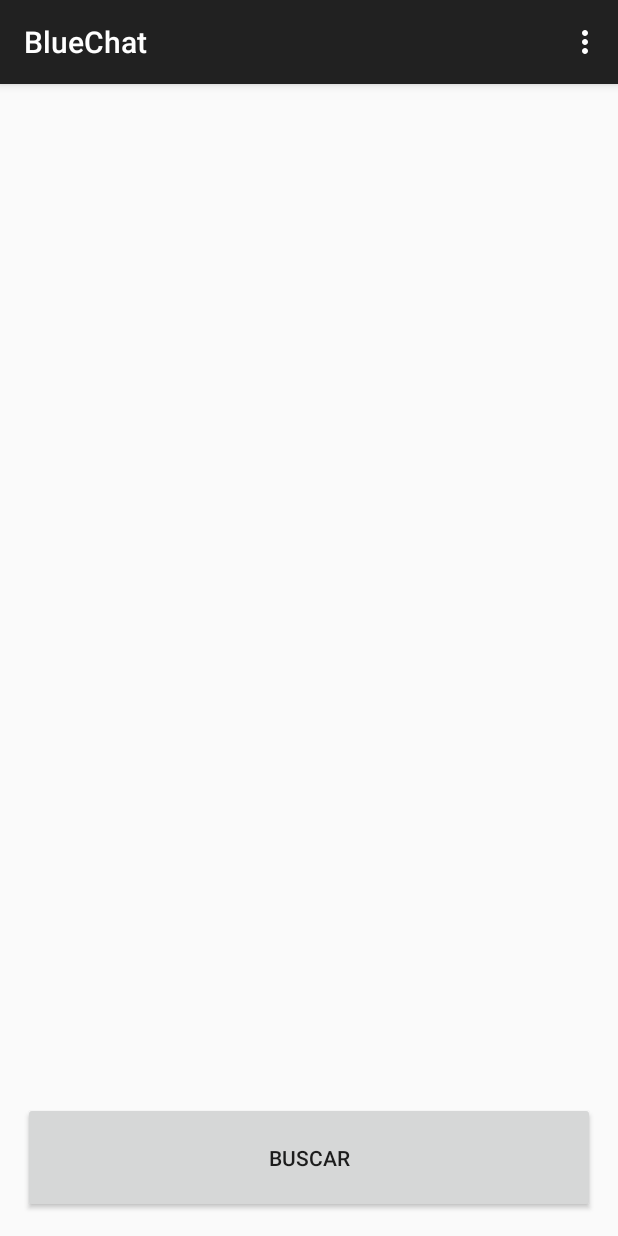
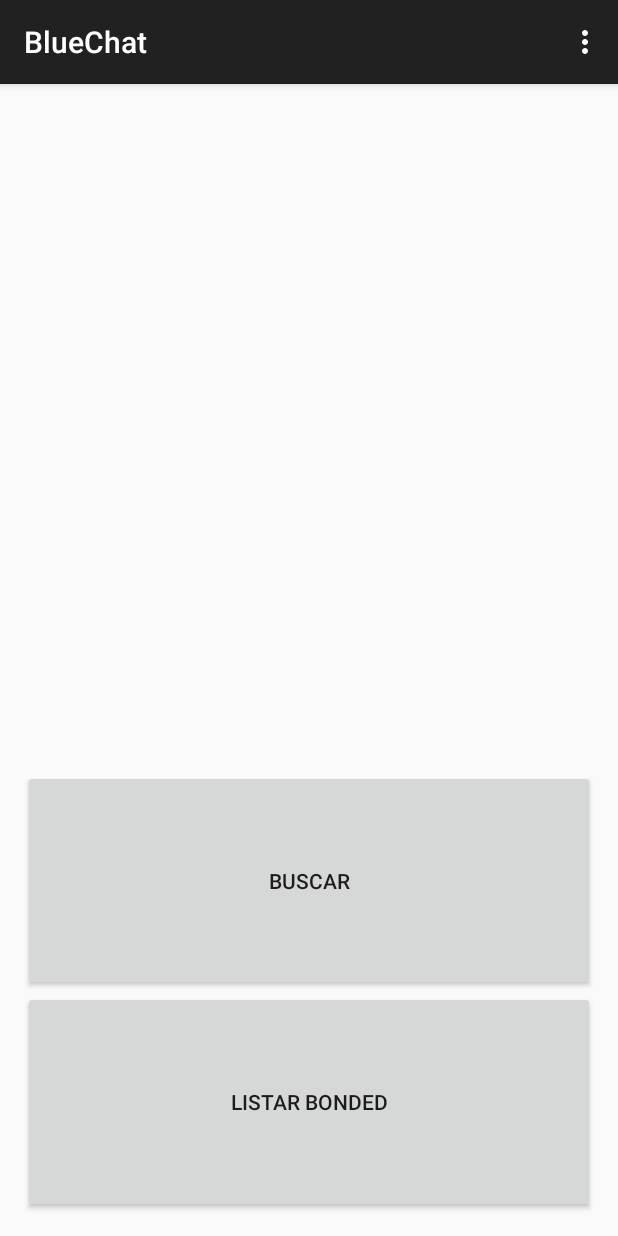
Before and after one commit to jbianciotto/blueChat, an Android app: the screen it shows after launch (HomeActivity), on a phone screen of 412 x 824 dp. Run offline under Robolectric (Android 15) with nearby library versions, the phone set to English and light mode, and no system bars.

Commit message:
listar bonded

```diff
--- a/app/src/main/AndroidManifest.xml
+++ b/app/src/main/AndroidManifest.xml
@@ -5,7 +5,7 @@
     <uses-permission android:name="android.permission.BLUETOOTH"/>
     <uses-permission android:name="android.permission.BLUETOOTH_ADMIN"/>
 
-    <uses-feature android:name="android.hardware.bluetooth_le" android:required="true"/>
+    <uses-feature android:name="android.hardware.bluetooth_le" android:required="false"/>
 
     <application
         android:allowBackup="true"
--- a/app/src/main/java/com/globallogic/bluechat/HomeFragment.java
+++ b/app/src/main/java/com/globallogic/bluechat/HomeFragment.java
@@ -1,5 +1,6 @@
 package com.globallogic.bluechat;
 
+import android.app.Fragment;
 import android.bluetooth.BluetoothAdapter;
 import android.bluetooth.BluetoothDevice;
 import android.bluetooth.BluetoothManager;
@@ -8,7 +9,6 @@ import android.content.Context;
 import android.content.Intent;
 import android.content.IntentFilter;
 import android.os.Bundle;
-import android.support.v4.app.Fragment;
 import android.view.LayoutInflater;
 import android.view.View;
 import android.view.ViewGroup;
@@ -17,6 +17,7 @@ import android.widget.Button;
 import android.widget.ListView;
 
 import java.util.ArrayList;
+import java.util.Set;
 
 
 /**
@@ -24,6 +25,7 @@ import java.util.ArrayList;
  */
 public class HomeFragment extends Fragment {
 
+    private BroadcastReceiver mReceiver;
     private BluetoothManager mBluetoothManager;
     private BluetoothAdapter mBluetoothAdapter;
     private View mView;
@@ -62,7 +64,7 @@ public class HomeFragment extends Fragment {
         super.onCreate(savedInstanceState);
 
         // Create a BroadcastReceiver for ACTION_FOUND
-        final BroadcastReceiver mReceiver = new BroadcastReceiver() {
+        mReceiver = new BroadcastReceiver() {
             public void onReceive(Context context, Intent intent) {
                 String action = intent.getAction();
                 // When discovery finds a device
@@ -80,9 +82,24 @@ public class HomeFragment extends Fragment {
         getActivity().registerReceiver(mReceiver, filter); // Don't forget to unregister during onDestroy
     }
 
+    public void onBondedSearch() {
+        mBluetoothAdapter.cancelDiscovery();
+        Set<BluetoothDevice> pairedDevices = mBluetoothAdapter.getBondedDevices();
+        // If there are paired devices
+        if (pairedDevices.size() > 0) {
+            // Loop through paired devices
+            for (BluetoothDevice device : pairedDevices) {
+                // Add the name and address to an array adapter to show in a ListView
+                mDeviceList.add(device.getName() + "\n" + device.getAddress());
+            }
+        }
+    }
+
     @Override
     public void onDestroy() {
         super.onDestroy();
+        getActivity().unregisterReceiver(mReceiver);
+
 
     }
 
@@ -110,6 +127,17 @@ public class HomeFragment extends Fragment {
             }
         });
 
+        Button bondButton = (Button) mView.findViewById(R.id.bonded_button);
+        bondButton.setOnClickListener(new View.OnClickListener() {
+            @Override
+            public void onClick(View v) {
+                mDeviceList.clear();
+                onBondedSearch();
+
+
+            }
+        });
+
         return mView;
     }
 }
--- a/app/src/main/res/layout/fragment_main.xml
+++ b/app/src/main/res/layout/fragment_main.xml
@@ -10,7 +10,7 @@
         android:id="@+id/home_devices_list"
         android:layout_width="match_parent"
         android:layout_height="0dp"
-        android:layout_weight="9"/>
+        android:layout_weight="3"/>
 
     <Button
         android:id="@+id/search_button"
@@ -20,4 +20,12 @@
         android:layout_gravity="bottom"
         android:text="@string/search_label"/>
 
+    <Button
+        android:id="@+id/bonded_button"
+        android:layout_width="match_parent"
+        android:layout_height="0dp"
+        android:layout_weight="1"
+        android:layout_gravity="bottom"
+        android:text="@string/bond_label"/>
+
 </LinearLayout>
--- a/app/src/main/res/values/strings.xml
+++ b/app/src/main/res/values/strings.xml
@@ -3,4 +3,5 @@
     <string name="hello_world">Hello world!</string>
     <string name="action_settings">Settings</string>
     <string name="search_label">Buscar</string>
+    <string name="bond_label">Listar bonded</string>
 </resources>
```
